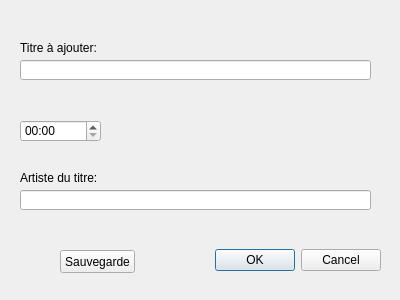
Above: projet-musique/core/sousdialogajouttitre.ui from toopoormaghell/projet-musique before the change. Below: the same form after it.
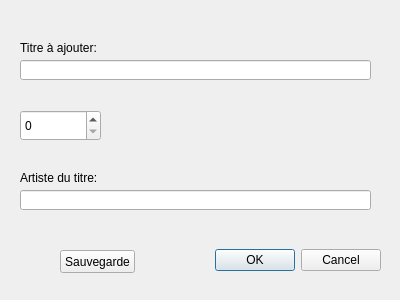
That is the form after the change.

Commit message: core: Misc improvements for buttons in DialogAjouterPhys

```diff
--- a/projet-musique/core/sousdialogajouttitre.ui
+++ b/projet-musique/core/sousdialogajouttitre.ui
@@ -58,22 +58,6 @@
     <string/>
    </property>
   </widget>
-  <widget class="QTimeEdit" name="Duree">
-   <property name="geometry">
-    <rect>
-     <x>20</x>
-     <y>120</y>
-     <width>81</width>
-     <height>22</height>
-    </rect>
-   </property>
-   <property name="currentSection">
-    <enum>QDateTimeEdit::MinuteSection</enum>
-   </property>
-   <property name="displayFormat">
-    <string>mm:ss</string>
-   </property>
-  </widget>
   <widget class="QLabel" name="label">
    <property name="geometry">
     <rect>
@@ -119,6 +103,16 @@
     <string>Ctrl+S</string>
    </property>
   </widget>
+  <widget class="QSpinBox" name="Num_Piste">
+   <property name="geometry">
+    <rect>
+     <x>20</x>
+     <y>110</y>
+     <width>81</width>
+     <height>31</height>
+    </rect>
+   </property>
+  </widget>
  </widget>
  <tabstops>
   <tabstop>Titre</tabstop>
```
Left out of the diff: 1 changed line with no effect on the pictures. The commit also changes 4 other files.
